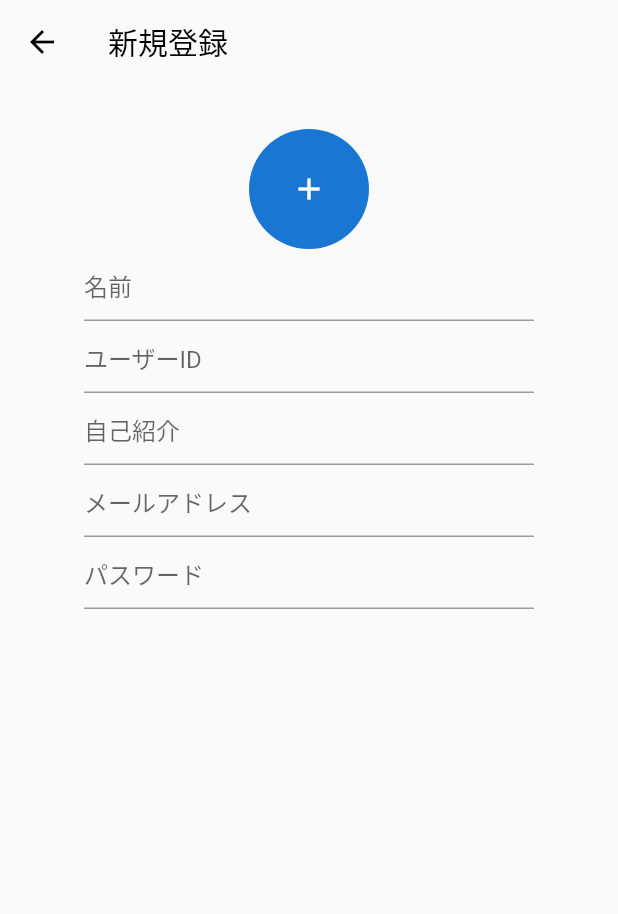
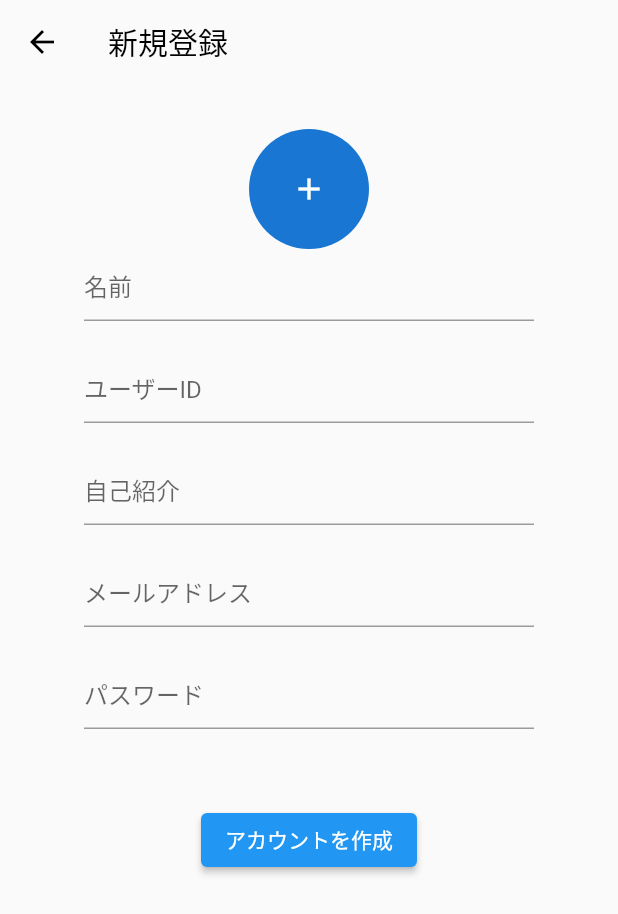
Before and after one commit to Haru-Kobayashi073/SNS_demo_App, a Flutter app: the CreateAccountPage screen opened directly, on a phone screen of 412 x 824 dp. Shown: the top 914 px of the screen. Run offline on Flutter 3.47's test engine with Material 2 defaults, Android fonts, the phone set to English and light mode, and no system bars; our stand-ins replace image_picker.

Commit message:
アカウント作成　UI

```diff
--- a/lib/view/start_up/create_account_page.dart
+++ b/lib/view/start_up/create_account_page.dart
@@ -1,4 +1,6 @@
+import 'dart:io';
 import 'package:flutter/material.dart';
+import 'package:image_picker/image_picker.dart';
 
 class CreateAccountPage extends StatefulWidget {
   const CreateAccountPage({super.key});
@@ -13,6 +15,15 @@ class _CreateAccountPageState extends State<CreateAccountPage> {
   TextEditingController selfIntroductionController = TextEditingController();
   TextEditingController emailController = TextEditingController();
   TextEditingController passController = TextEditingController();
+  File? image;
+  ImagePicker picker = ImagePicker();
+
+  Future<void> GetImageFromGallery() async {
+    final pickedfile = await picker.pickImage(source: ImageSource.gallery);
+    if (pickedfile != null) {
+      image = File(pickedfile.path);
+    }
+  }
 
   @override
   Widget build(BuildContext context) {
@@ -21,59 +32,87 @@ class _CreateAccountPageState extends State<CreateAccountPage> {
         backgroundColor: Colors.transparent,
         elevation: 0,
         iconTheme: IconThemeData(color: Colors.black),
-        title: Text('新規登録',
-        style: TextStyle(color: Colors.black),),
+        title: Text(
+          '新規登録',
+          style: TextStyle(color: Colors.black),
         ),
-      body: Container(
+      ),
+      body: SingleChildScrollView(
+        child: Container(
           width: double.infinity,
           child: Column(
             children: [
-            SizedBox(height: 30,),
-            CircleAvatar(
+              SizedBox(
+                height: 30,
+              ),
+              GestureDetector(
+                onTap: () {
+                  GetImageFromGallery();
+                },
+                child: CircleAvatar(
+                  foregroundImage: image == null ? null: FileImage(image!),
                   radius: 40,
                   child: Icon(Icons.add),
+                ),
               ),
               Container(
                 width: 300,
                 child: TextField(
                   controller: nameController,
-                decoration: InputDecoration(
-                  hintText: '名前'),
+                  decoration: InputDecoration(hintText: '名前'),
                 ),
               ),
-            Container(
+              Padding(
+                padding: const EdgeInsets.symmetric(vertical: 20.0),
+                child: Container(
                   width: 300,
                   child: TextField(
                     controller: userIdController,
-                decoration: InputDecoration(
-                  hintText: 'ユーザーID'),
+                    decoration: InputDecoration(hintText: 'ユーザーID'),
+                  ),
                 ),
               ),
               Container(
                 width: 300,
                 child: TextField(
                   controller: selfIntroductionController,
-                decoration: InputDecoration(
-                  hintText: '自己紹介'),
+                  decoration: InputDecoration(hintText: '自己紹介'),
                 ),
               ),
-            Container(
+              Padding(
+                padding: const EdgeInsets.symmetric(vertical: 20.0),
+                child: Container(
                   width: 300,
                   child: TextField(
                     controller: emailController,
-                decoration: InputDecoration(
-                  hintText: 'メールアドレス'),
+                    decoration: InputDecoration(hintText: 'メールアドレス'),
+                  ),
                 ),
               ),
               Container(
                 width: 300,
                 child: TextField(
                   controller: passController,
-                decoration: InputDecoration(
-                  hintText: 'パスワード'),
+                  decoration: InputDecoration(hintText: 'パスワード'),
                 ),
               ),
+              SizedBox(
+                height: 50,
+              ),
+              ElevatedButton(
+                  onPressed: () {
+                    if (nameController.text.isNotEmpty &&
+                        userIdController.text.isNotEmpty &&
+                        selfIntroductionController.text.isNotEmpty &&
+                        emailController.text.isNotEmpty &&
+                        passController.text.isNotEmpty &&
+                        image != null) {
+                      Navigator.pop(context);
+                    }
+                  },
+                  child: Text('アカウントを作成')),
             ],
+          ),
         ),
       ),
     );
--- a/pubspec.yaml
+++ b/pubspec.yaml
@@ -37,6 +37,8 @@ dependencies:
   # Use with the CupertinoIcons class for iOS style icons.
   cupertino_icons: ^1.0.2
   intl: any
+  image_picker: ^0.8.6
+  firebase_core: ^1.24.0
 
 dev_dependencies:
   flutter_test:
```
Also changed, not shown: pubspec.lock, 12 other files. Lines whose indentation alone changed are shown as unchanged.
